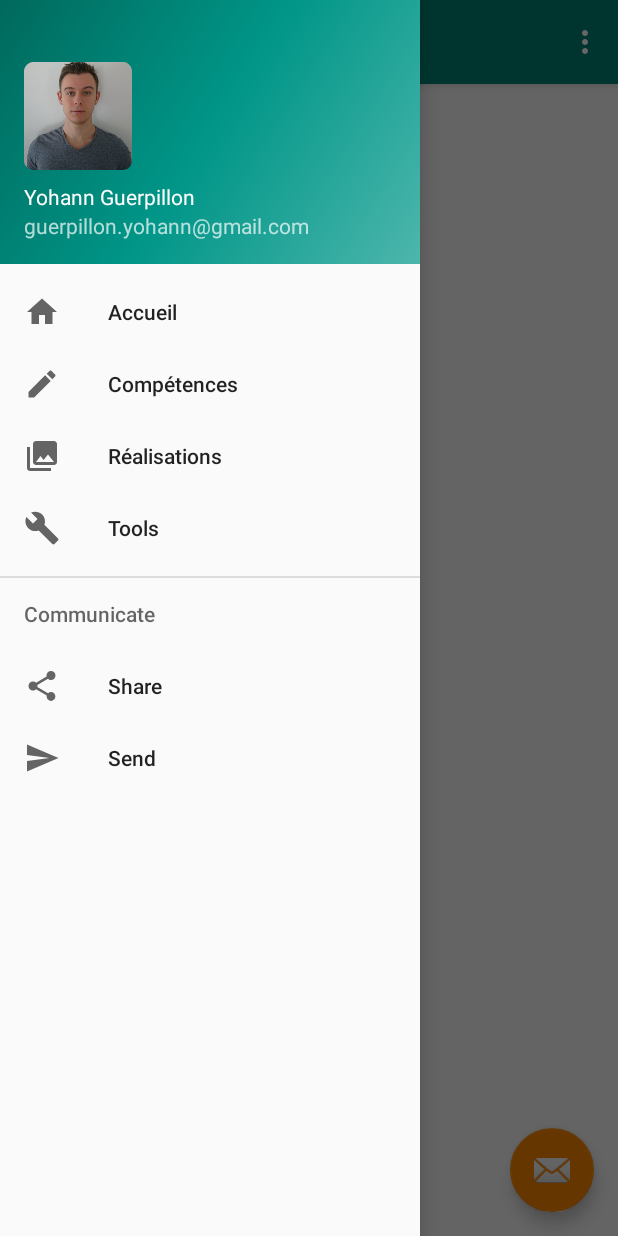
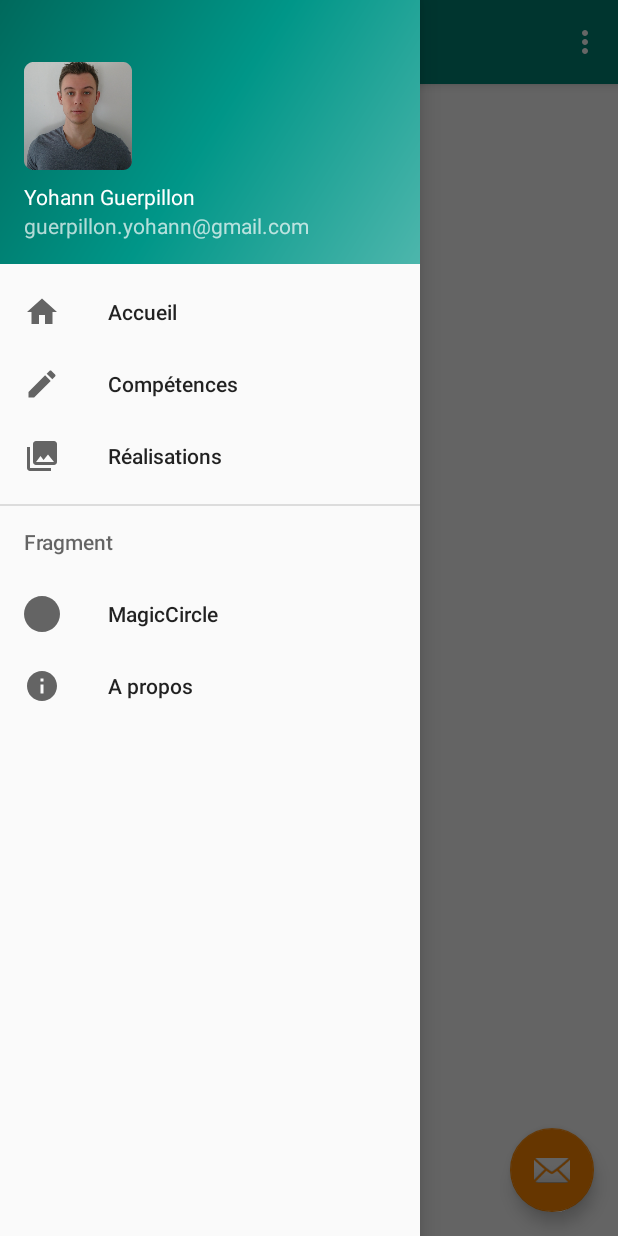
Before and after one commit to YohannNissa/Application-CV, an Android app: the RealisationsActivity screen opened directly, with no data from a screen before it, with the side drawer open, on a phone screen of 412 x 824 dp. Run offline under Robolectric (Android 15) with nearby library versions, the phone set to English and light mode, and no system bars.

Commit message:
Add fragments

```diff
--- a/app/src/main/java/fr/yguerp/yohannguerpillonandroid/RealisationsActivity.kt
+++ b/app/src/main/java/fr/yguerp/yohannguerpillonandroid/RealisationsActivity.kt
@@ -10,6 +10,7 @@ import android.support.v7.app.ActionBarDrawerToggle
 import android.view.Menu
 import android.view.MenuItem
 import android.view.View
+import fr.yguerp.yohannguerpillonandroid.tools.replace
 import kotlinx.android.synthetic.main.activity_realisations.*
 import kotlinx.android.synthetic.main.app_bar_realisations.*
 import org.jetbrains.anko.AnkoLogger
@@ -67,14 +68,11 @@ class RealisationsActivity : AppCompatActivity(), NavigationView.OnNavigationIte
                 /*val intentRealisations = Intent(this, RealisationsActivity::class.java)
                 startActivity(intentRealisations)*/
             }
-            R.id.nav_manage -> {
-
+            R.id.nav_magiccircle -> {
+                replace(MagicCircleFragment())
             }
-            R.id.nav_share -> {
-
-            }
-            R.id.nav_send -> {
-
+            R.id.nav_a_propos -> {
+                //replace()
             }
         }
         drawer_layout_realisations.closeDrawer(GravityCompat.START)
--- /dev/null
+++ b/app/src/main/res/drawable/ic_filled_circle.xml
@@ -0,0 +1,4 @@
+<vector android:height="24dp" android:viewportHeight="510"
+    android:viewportWidth="510" android:width="24dp" xmlns:android="http://schemas.android.com/apk/res/android">
+    <path android:fillColor="#FF000000" android:pathData="M255,0C114.75,0 0,114.75 0,255s114.75,255 255,255s255,-114.75 255,-255S395.25,0 255,0z"/>
+</vector>
--- /dev/null
+++ b/app/src/main/res/drawable/ic_info_black_24dp.xml
@@ -0,0 +1,9 @@
+<vector xmlns:android="http://schemas.android.com/apk/res/android"
+        android:width="24dp"
+        android:height="24dp"
+        android:viewportWidth="24.0"
+        android:viewportHeight="24.0">
+    <path
+        android:fillColor="#FF000000"
+        android:pathData="M12,2C6.48,2 2,6.48 2,12s4.48,10 10,10 10,-4.48 10,-10S17.52,2 12,2zM13,17h-2v-6h2v6zM13,9h-2L11,7h2v2z"/>
+</vector>
--- a/app/src/main/res/menu/activity_main_drawer.xml
+++ b/app/src/main/res/menu/activity_main_drawer.xml
@@ -16,22 +16,18 @@
             android:id="@+id/nav_realisations"
             android:icon="@drawable/ic_menu_gallery"
             android:title="@string/realisations" />
-        <item
-            android:id="@+id/nav_manage"
-            android:icon="@drawable/ic_menu_manage"
-            android:title="Tools" />
     </group>
 
-    <item android:title="Communicate">
+    <item android:title="Fragment">
         <menu>
             <item
-                android:id="@+id/nav_share"
-                android:icon="@drawable/ic_menu_share"
-                android:title="Share" />
+                android:id="@+id/nav_magiccircle"
+                android:icon="@drawable/ic_filled_circle"
+                android:title="MagicCircle" />
             <item
-                android:id="@+id/nav_send"
-                android:icon="@drawable/ic_menu_send"
-                android:title="Send" />
+                android:id="@+id/nav_a_propos"
+                android:icon="@drawable/ic_info_black_24dp"
+                android:title="A propos" />
         </menu>
     </item>
 
```
Also changed, not shown: app/src/main/java/fr/yguerp/yohannguerpillonandroid/CompetencesActivity.kt (+2 -5 lines), app/src/main/java/fr/yguerp/yohannguerpillonandroid/MagicCircleFragment.kt (added, +22 -0 lines), app/src/main/java/fr/yguerp/yohannguerpillonandroid/MainActivity.kt (+4 -7 lines), app/src/main/res/layout/fragment_magic_circle.xml (added, +14 -0 lines).
